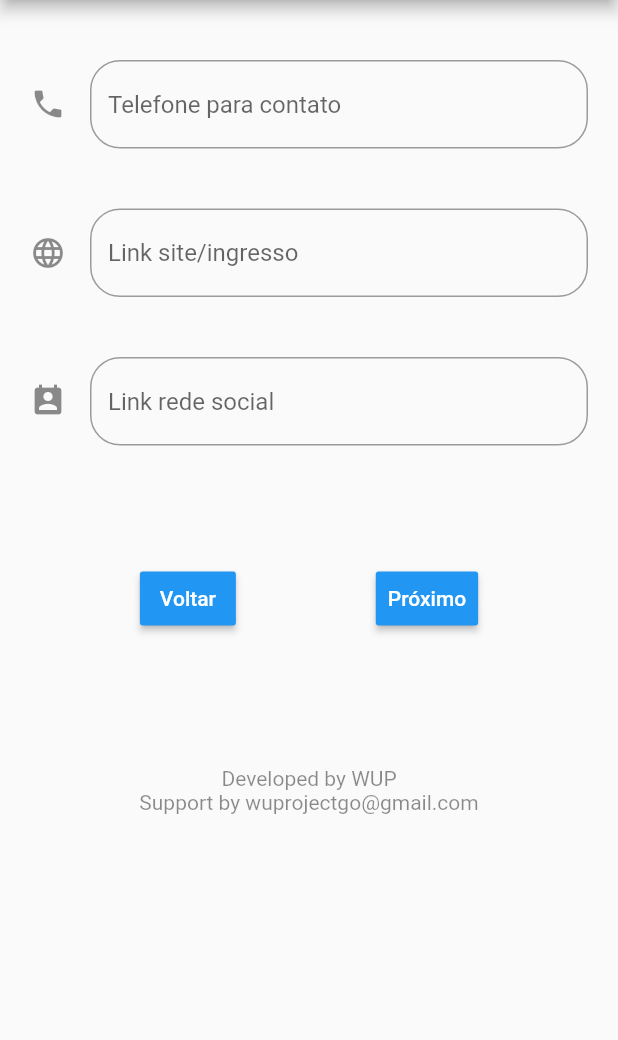
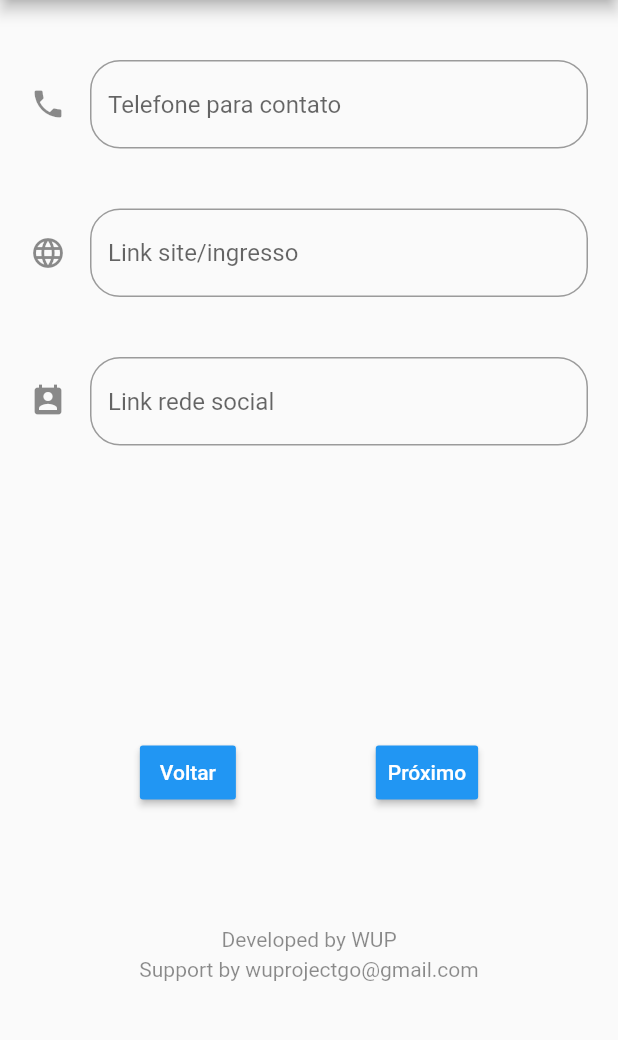
Before and after one commit to Nicao600/CadastroWUP, a Flutter app: the Pag_3 screen opened directly, on a phone screen of 412 x 824 dp, the part 84-1124 px from its top. Run offline on Flutter 3.47's test engine with Material 2 defaults, Android fonts, the phone set to English and light mode, and no system bars; our stand-ins replace flutter_datetime_picker, image_picker.

Commit message:
MediaQuery

```diff
--- a/lib/Pag_3.dart
+++ b/lib/Pag_3.dart
@@ -39,6 +39,7 @@ class _Text extends StatelessWidget {
   @override
   Widget build(BuildContext context) {
     return Container(
+      height: MediaQuery.of(context).size.height * 0.5,
       padding: EdgeInsets.all(20),
       child: Column(mainAxisSize: MainAxisSize.min, children: <Widget>[
         SizedBox(
@@ -74,9 +75,9 @@ class _Text extends StatelessWidget {
             hintText: 'Link rede social',
           ),
         ),
-        SizedBox(
-          height: 30,
-        ),
+        //SizedBox(
+         // height: 30,
+       // ),
       ]),
     );
   }
@@ -86,12 +87,16 @@ class _Bottom extends StatelessWidget {
   @override
   Widget build(BuildContext context) {
     return Container(
+      height: MediaQuery.of(context).size.height * 0.5,
       child: Column(
         children: <Widget>[
-          SizedBox(
-            height: 20,
-          ),
-          ButtonBar(
+         // SizedBox(
+         //   height: 20,
+        // ),
+          Container(
+
+            height: MediaQuery.of(context).size.height * 0.25,
+           child:ButtonBar(
             alignment: MainAxisAlignment.spaceEvenly,
             children: <Widget>[
               RaisedButton(
@@ -103,16 +108,24 @@ class _Bottom extends StatelessWidget {
               )
             ],
           ),
-          SizedBox(
-            height: 80,
           ),
-          Text(
+         // SizedBox(
+           // height: 80,
+         // ),
+         Container(
+           height: MediaQuery.of(context).size.height * 0.025,
+         child: Text(
             'Developed by WUP',
             style: TextStyle(color: Colors.black45),
+
           ),
-          Text(
+         ),
+          Container(
+            height: MediaQuery.of(context).size.height * 0.065,
+           child: Text(
             'Support by wuprojectgo@gmail.com',
             style: TextStyle(color: Colors.black45),
+          ),
           ),
         ],
       ),
--- a/lib/main.dart
+++ b/lib/main.dart
@@ -9,6 +9,6 @@ void main() {
       debugShowCheckedModeBanner: false,
       theme: ThemeData(
       ),
-      home: new Pag_4()
+      home: new Pag_3()
   ));
 }
```
Also changed, not shown: 2 other files.
